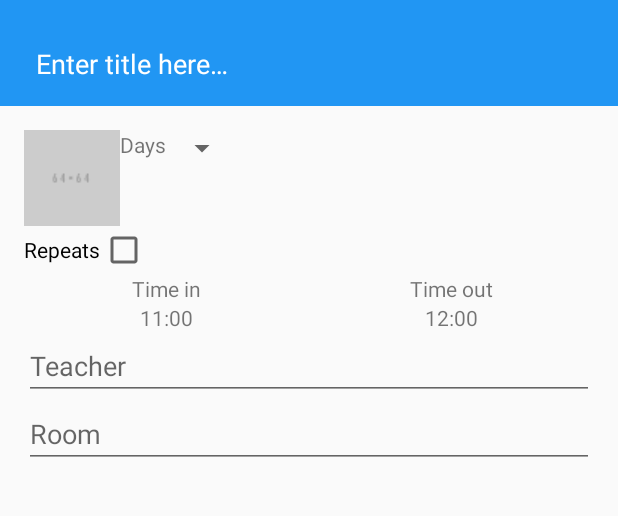
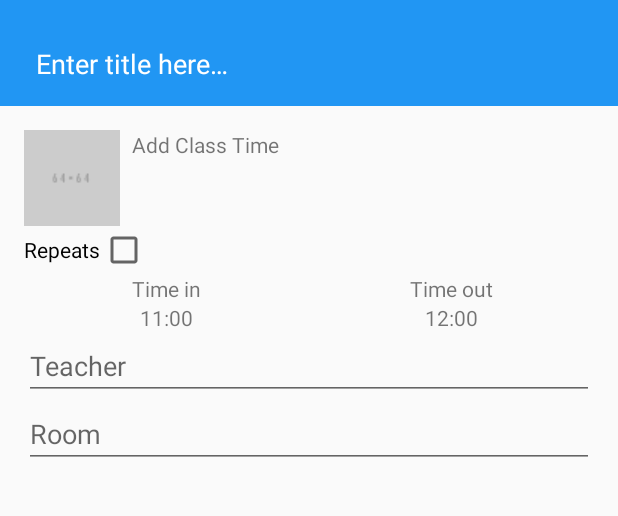
Before and after one commit to ericdecanini/Plume-SchoolAssistant, an Android app: the NewScheduleActivity screen opened directly, with no data from a screen before it, on a phone screen of 412 x 824 dp, the part 62-578 px from its top. Run offline under Robolectric (Android 15) with nearby library versions, the phone set to English and light mode, and no system bars.

Commit message:
0.09c NewScheduleActivity AddClass

```diff
--- a/app/src/main/java/com/pdt/plume/NewScheduleActivity.java
+++ b/app/src/main/java/com/pdt/plume/NewScheduleActivity.java
@@ -6,6 +6,7 @@ import android.os.Bundle;
 import android.support.v4.app.DialogFragment;
 import android.support.v7.app.AppCompatActivity;
 import android.support.v7.widget.Toolbar;
+import android.util.Log;
 import android.view.Menu;
 import android.view.MenuItem;
 import android.view.View;
@@ -17,12 +18,14 @@ import android.widget.Toast;
 
 import com.pdt.plume.data.DbHelper;
 
+import java.util.ArrayList;
 import java.util.Calendar;
 
 public class NewScheduleActivity extends AppCompatActivity
-        implements TimePickerDialog.OnTimeSetListener{
+        implements TimePickerDialog.OnTimeSetListener,
+ClassTimeOneFragment.onBasisSelectedListener{
 
-    private Toolbar toolbar;
+    String LOG_TAG = NewScheduleActivity.class.getSimpleName();
 
     EditText fieldTitle;
     EditText fieldTeacher;
@@ -36,10 +39,16 @@ public class NewScheduleActivity extends AppCompatActivity
     public static int timeOutHour;
     int timeOutMinute;
 
+    TextView fieldOccurrence;
+
     boolean FLAG_EDIT = false;
     public static boolean isEdited;
     int editId = -1;
     public static int resourceId = -1;
+
+    String basis ;
+    String weekAlt;
+    ArrayList<String> classDays;
 
     @Override
     protected void onCreate(Bundle savedInstanceState) {
@@ -56,11 +65,13 @@ public class NewScheduleActivity extends AppCompatActivity
         fieldTimeOut = (LinearLayout) findViewById(R.id.field_new_schedule_timeout);
         fieldValueTimeIn = (TextView) findViewById(R.id.fieldvalue_new_schedule_timein);
         fieldValueTimeOut = (TextView) findViewById(R.id.fieldvalue_new_schedule_timeout);
+        fieldOccurrence = (TextView) findViewById(R.id.field_new_schedule_add_class_time);
 
         fieldTimeIn.setOnClickListener(showTimePickerDialog());
         fieldTimeOut.setOnClickListener(showTimePickerDialog());
         Calendar c = Calendar.getInstance();
 
+        fieldOccurrence.setOnClickListener(addClassTime());
 
 
         Intent intent = getIntent();
@@ -95,6 +106,8 @@ public class NewScheduleActivity extends AppCompatActivity
             String timeOutDefault = timeOutHour + ":00";
             fieldValueTimeIn.setText(timeInDefault);
             fieldValueTimeOut.setText(timeOutDefault);
+
+            classDays = new ArrayList<>();
         }
 
     }
@@ -133,6 +146,22 @@ public class NewScheduleActivity extends AppCompatActivity
                 if (resourceId != -1)
                     timePickerFragment.show(getSupportFragmentManager(), "time picker");
             }
+        };
+    }
+
+    private View.OnClickListener addClassTime() {
+        return new View.OnClickListener() {
+            @Override
+            public void onClick(View v) {
+                setClassTimeOne();
+    }
+
+    private void setClassTimeOne() {
+        ClassTimeOneFragment fragment = new ClassTimeOneFragment();
+        getSupportFragmentManager().beginTransaction()
+                .add(R.id.container, fragment)
+                .commit();
+    }
         };
     }
 
@@ -176,4 +205,13 @@ public class NewScheduleActivity extends AppCompatActivity
         }
 
     }
+
+    @Override
+    public void onBasisSelected(String basis) {
+        this.basis = basis;
+        Log.v(LOG_TAG, "Basis: " + this.basis);
+        getSupportFragmentManager().beginTransaction()
+                .replace(R.id.container, new ClassTimeTwoFragment())
+                .commit();
+    }
 }
--- a/app/src/main/res/layout/activity_new_schedule.xml
+++ b/app/src/main/res/layout/activity_new_schedule.xml
@@ -1,22 +1,26 @@
 <?xml version="1.0" encoding="utf-8"?>
-<LinearLayout xmlns:android="http://schemas.android.com/apk/res/android"
+<FrameLayout xmlns:android="http://schemas.android.com/apk/res/android"
     xmlns:tools="http://schemas.android.com/tools"
+    android:id="@+id/container"
     android:layout_width="match_parent"
-    android:orientation="vertical"
     android:layout_height="match_parent"
-    xmlns:app="http://schemas.android.com/apk/res-auto"
     tools:context="com.pdt.plume.NewScheduleActivity">
+
+    <LinearLayout
+        android:layout_width="match_parent"
+        android:layout_height="match_parent"
+        android:orientation="vertical">
 
         <EditText
             android:id="@+id/field_new_schedule_title"
             android:layout_width="match_parent"
             android:layout_height="?attr/actionBarSize"
             android:background="@color/colorPrimary"
+            android:hint="@string/new_schedule_hint"
+            android:paddingLeft="24dp"
             android:paddingStart="24dp"
-            android:paddingLeft="24dp"
             android:textColor="@color/white"
-            android:textColorHint="@color/white"
-            android:hint="@string/new_schedule_hint" />
+            android:textColorHint="@color/white" />
 
 
         <LinearLayout
@@ -28,67 +32,74 @@
             <LinearLayout
                 android:layout_width="match_parent"
                 android:layout_height="wrap_content">
+
                 <ImageView
                     android:layout_width="wrap_content"
                     android:layout_height="wrap_content"
                     android:src="@drawable/placeholder_sixtyfour" />
+
                 <TextView
+                    android:id="@+id/field_new_schedule_add_class_time"
                     android:layout_width="wrap_content"
                     android:layout_height="wrap_content"
-                android:text="@string/new_schedule_when" />
-            <Spinner
-                android:id="@+id/field_new_schedule_occurrence_spinner"
-                android:layout_width="wrap_content"
-                android:layout_height="wrap_content" />
+                    android:layout_marginLeft="8dp"
+                    android:layout_marginStart="8dp"
+                    android:text="@string/new_schedule_class_time" />
             </LinearLayout>
 
             <CheckBox
                 android:id="@+id/field_new_schedule_occurrence_repeats"
                 android:layout_width="wrap_content"
                 android:layout_height="wrap_content"
-            android:text="@string/new_schedule_repeats"
                 android:button="@null"
+                android:drawableEnd="?android:attr/listChoiceIndicatorMultiple"
                 android:drawableRight="?android:attr/listChoiceIndicatorMultiple"
-            android:drawableEnd="?android:attr/listChoiceIndicatorMultiple" />
+                android:text="@string/new_schedule_repeats" />
 
             <LinearLayout
                 android:layout_width="match_parent"
                 android:layout_height="wrap_content">
+
                 <LinearLayout
                     android:id="@+id/field_new_schedule_timein"
                     android:layout_width="0dp"
                     android:layout_height="wrap_content"
-                android:orientation="vertical"
-                android:layout_weight="1">
+                    android:layout_weight="1"
+                    android:orientation="vertical">
+
                     <TextView
                         android:layout_width="wrap_content"
+                        android:layout_height="match_parent"
                         android:layout_gravity="center_horizontal"
-                    android:layout_height="match_parent"
-                    android:text="@string/new_schedule_time_in"/>
+                        android:text="@string/new_schedule_time_in" />
+
                     <TextView
                         android:id="@+id/fieldvalue_new_schedule_timein"
-                    android:layout_gravity="center_horizontal"
                         android:layout_width="wrap_content"
                         android:layout_height="wrap_content"
-                    android:text="11:00"/>
+                        android:layout_gravity="center_horizontal"
+                        android:text="11:00" />
                 </LinearLayout>
+
                 <LinearLayout
                     android:id="@+id/field_new_schedule_timeout"
                     android:layout_width="0dp"
                     android:layout_height="wrap_content"
-                android:orientation="vertical"
-                android:layout_weight="1">
+                    android:layout_weight="1"
+                    android:orientation="vertical">
+
                     <TextView
                         android:layout_width="wrap_content"
+                        android:layout_height="match_parent"
                         android:layout_gravity="center_horizontal"
-                    android:layout_height="match_parent"
-                    android:text="@string/new_schedule_time_out"/>
+                        android:text="@string/new_schedule_time_out" />
+
                     <TextView
                         android:id="@+id/fieldvalue_new_schedule_timeout"
-                    android:layout_gravity="center_horizontal"
                         android:layout_width="wrap_content"
                         android:layout_height="wrap_content"
-                    android:text="12:00"/>
+                        android:layout_gravity="center_horizontal"
+                        android:text="12:00" />
                 </LinearLayout>
             </LinearLayout>
 
@@ -96,12 +107,14 @@
                 android:id="@+id/field_new_schedule_teacher"
                 android:layout_width="match_parent"
                 android:layout_height="wrap_content"
-            android:hint="@string/new_schedule_teacher"/>
+                android:hint="@string/new_schedule_teacher" />
+
             <EditText
                 android:id="@+id/field_new_schedule_room"
                 android:layout_width="match_parent"
                 android:layout_height="wrap_content"
-            android:hint="@string/new_schedule_room"/>
+                android:hint="@string/new_schedule_room" />
 
         </LinearLayout>
     </LinearLayout>
+</FrameLayout>
```
Also changed, not shown: app/src/main/java/com/pdt/plume/ClassTimeOneFragment.java (added, +73 -0 lines), app/src/main/java/com/pdt/plume/ClassTimeTwoFragment.java (added, +39 -0 lines), app/src/main/res/layout/button_done.xml (added, +7 -0 lines), app/src/main/res/layout/class_time_one.xml (added, +54 -0 lines), app/src/main/res/layout/class_time_three.xml (added, +100 -0 lines), app/src/main/res/layout/class_time_two.xml (added, +46 -0 lines), app/src/main/res/values/strings.xml (+22 -1 lines). Lines whose indentation alone changed are shown as unchanged.
